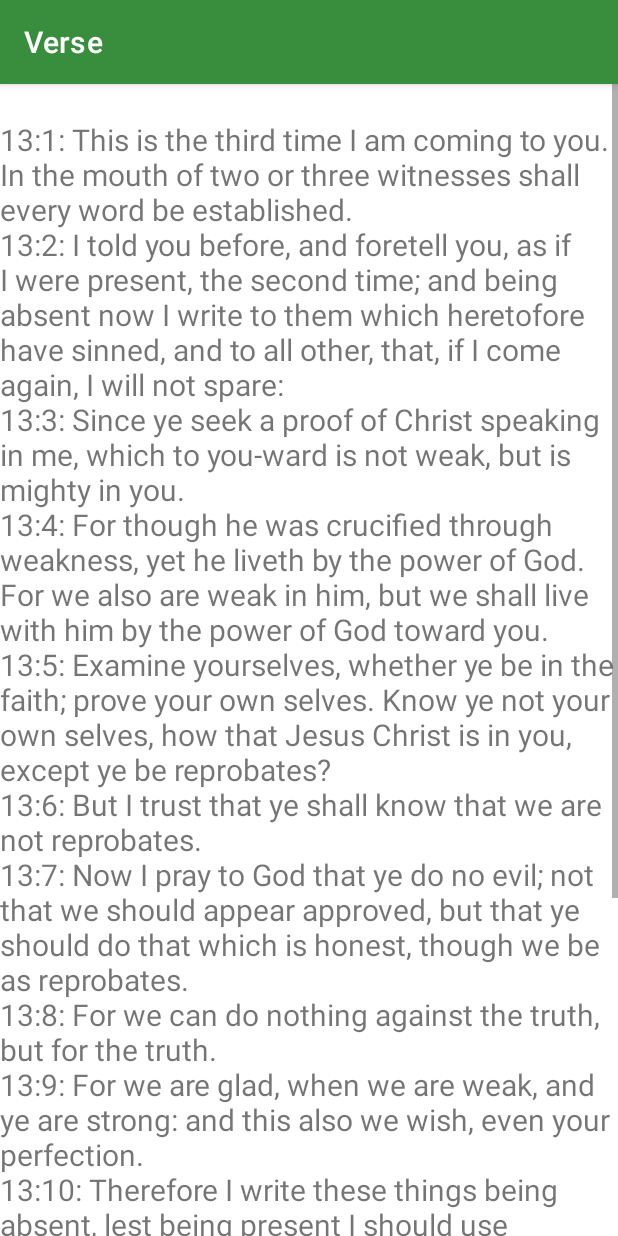
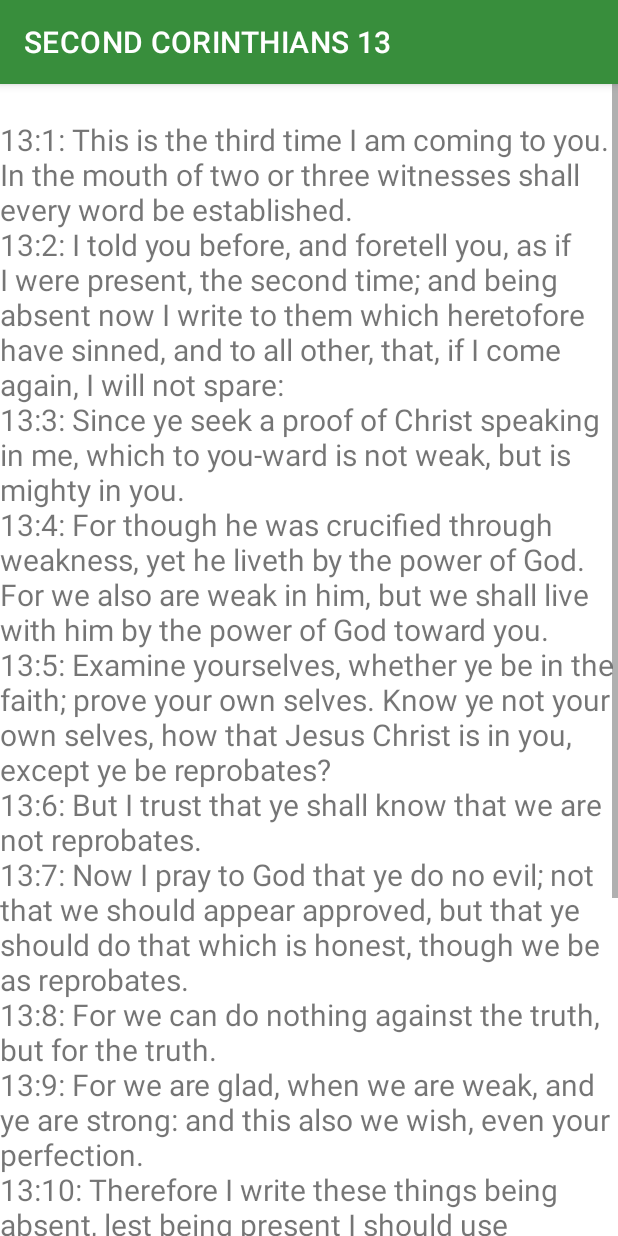
Before and after one commit to Josh-Reimer/Bible-Verse, an Android app: the screen it shows after launch (VerseLookUpActivity), after a tap on an icon or button, on a phone screen of 412 x 824 dp. Run offline under Robolectric (Android 15) with nearby library versions, the phone set to English and light mode, and no system bars; our stand-ins replace Room's generated code; 1 other tap on this screen came first.

Commit message:
changed verselookup activity to show reference
verselookup activity now shows the book and chapter in the title bar

```diff
--- a/app/src/main/java/com/verse/of/the/day/VerseLookUpActivity.java
+++ b/app/src/main/java/com/verse/of/the/day/VerseLookUpActivity.java
@@ -52,6 +52,7 @@ public class VerseLookUpActivity extends AppCompatActivity{
 
         assert intentExtras != null;
         verse_for_lookup = getVerseFromMainActivity(this,intentExtras);
+		setTitle(verse_for_lookup.proper_book+" "+verse_for_lookup.chapter);
 
 		String chapter = bible.getChapter(this,tools,verse_for_lookup.book, verse_for_lookup.chapter);
 		String[] str_verses = chapter.split("\n");
```
